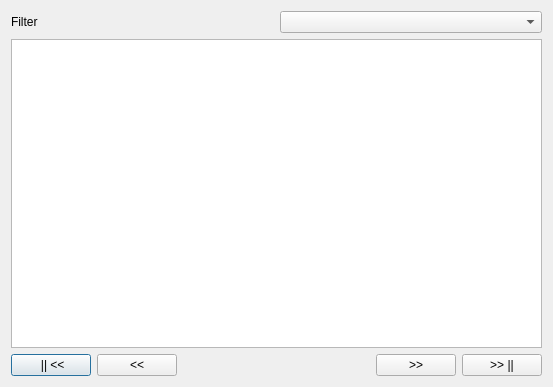
First picture: the form in forms/updateuserdialog.ui, repository iamOgunyinka/TragelPC, before the edit.
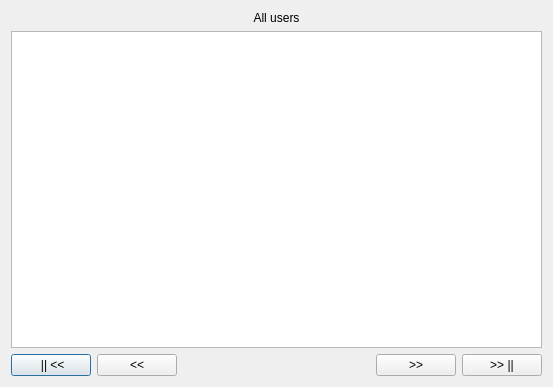
Second picture: the form after the edit.

The edit to the form file:
```diff
--- a/forms/updateuserdialog.ui
+++ b/forms/updateuserdialog.ui
@@ -19,13 +19,13 @@
      <item>
       <widget class="QLabel" name="label">
        <property name="text">
-        <string>Filter</string>
+        <string>All users</string>
+       </property>
+       <property name="alignment">
+        <set>Qt::AlignCenter</set>
        </property>
       </widget>
      </item>
-     <item>
-      <widget class="QComboBox" name="filter_combo"/>
-     </item>
     </layout>
    </item>
    <item>
```
